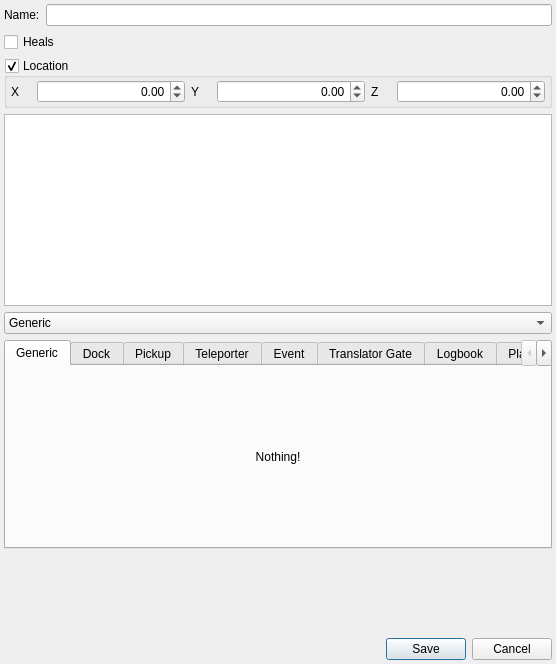
Before: the Qt Designer form randovania/gui/ui_files/node_details_popup.ui in randovania/randovania, drawn with Qt 5.
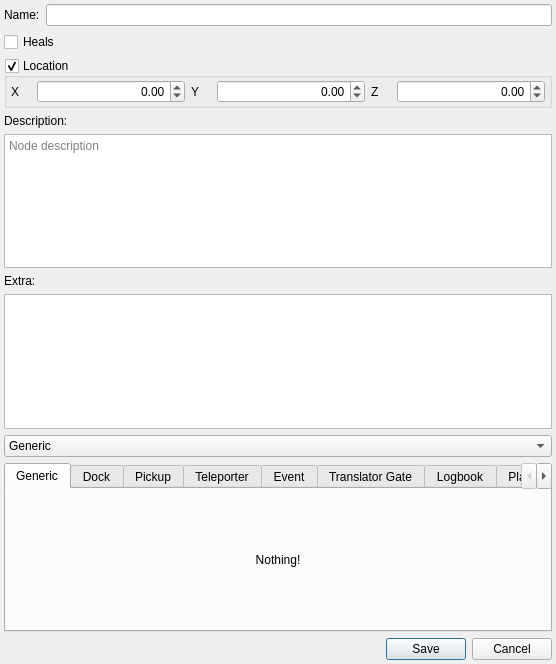
After: the same form once the commit is applied.

Commit message: Add node description

What changed in the file:
```diff
--- a/randovania/gui/ui_files/node_details_popup.ui
+++ b/randovania/gui/ui_files/node_details_popup.ui
@@ -188,6 +188,27 @@
      </layout>
     </widget>
    </item>
+   <item>
+    <widget class="QLabel" name="description_label">
+     <property name="text">
+      <string>Description:</string>
+     </property>
+    </widget>
+   </item>
+   <item>
+    <widget class="QTextEdit" name="description_edit">
+     <property name="placeholderText">
+      <string>Node description</string>
+     </property>
+    </widget>
+   </item>
+   <item>
+    <widget class="QLabel" name="extra_label">
+     <property name="text">
+      <string>Extra:</string>
+     </property>
+    </widget>
+   </item>
    <item>
     <widget class="QPlainTextEdit" name="extra_edit"/>
    </item>
```
The commit also changes 9 other files.
